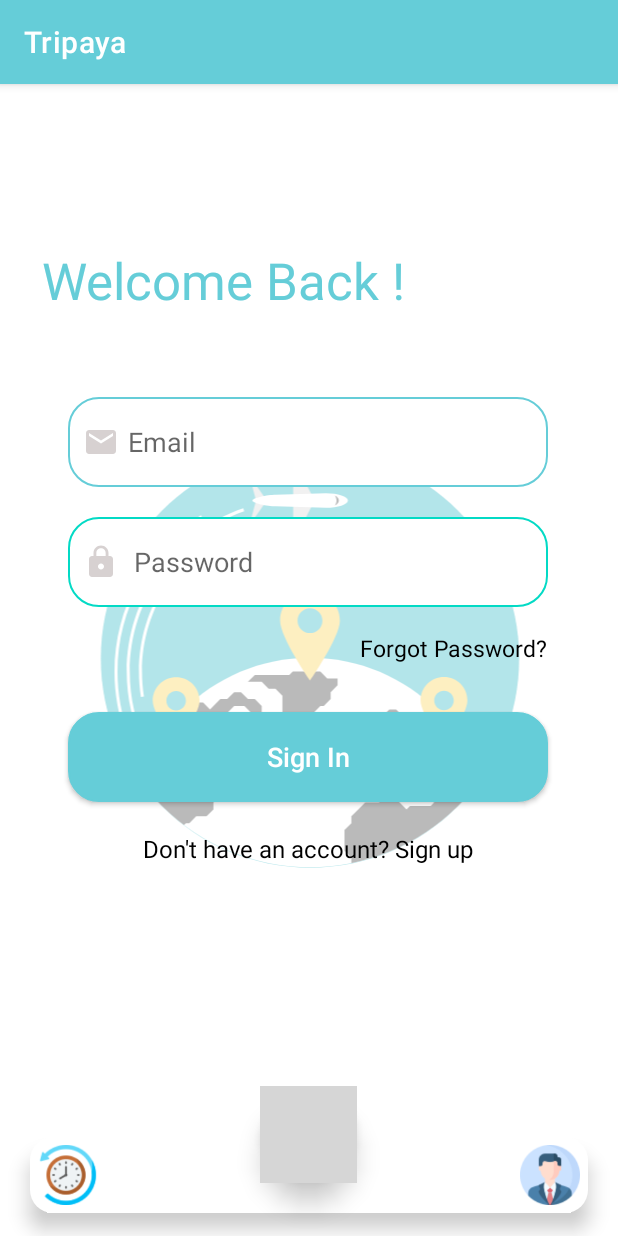
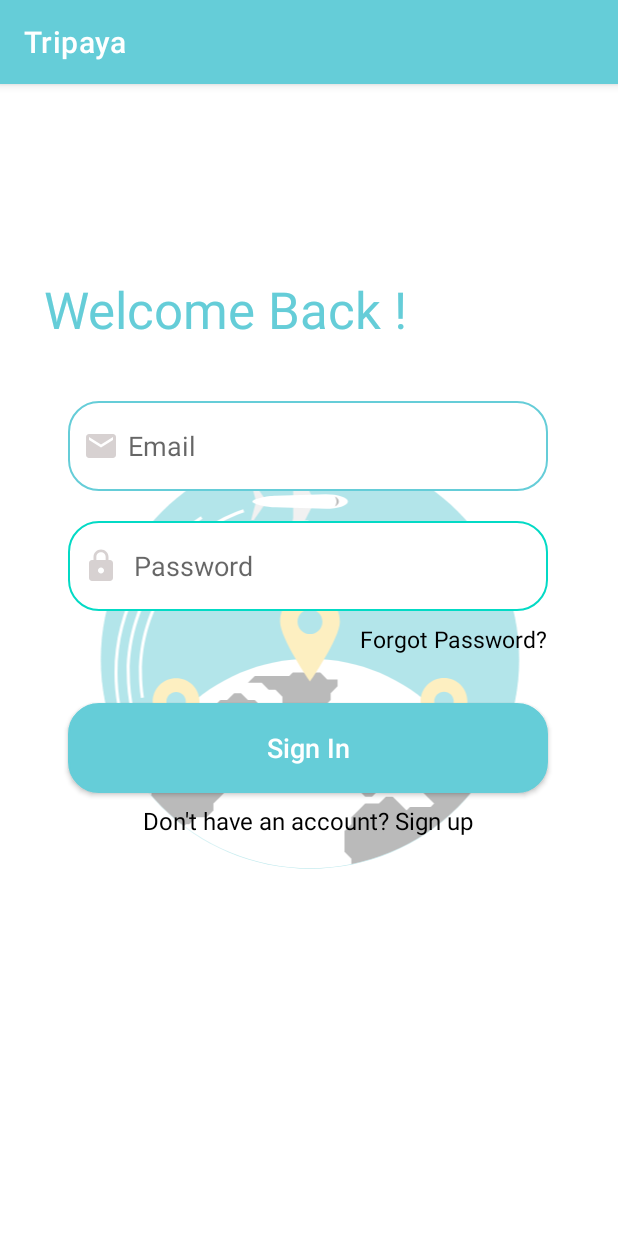
Before and after one commit to ebrahimalagamy/Tripaya, an Android app: the screen it shows after launch once a user with an empty profile is signed in (MainActivity before the commit, LoginActivity after it), on a phone screen of 412 x 824 dp. Run offline under Robolectric (Android 15) with nearby library versions, the phone set to English and light mode, and no system bars; our stand-ins replace Firebase (no records; nobody signed in at launch, a user with empty details on screens opened directly); grey boxes are pictures that could not be loaded.

Commit message:
Fixed navigation issue

```diff
--- a/app/src/main/java/com/example/tripaya/activities/Splash.java
+++ b/app/src/main/java/com/example/tripaya/activities/Splash.java
@@ -9,6 +9,7 @@ import android.view.WindowManager;
 
 import com.example.tripaya.MainActivity;
 import com.example.tripaya.R;
+import com.example.tripaya.viewmodel.LoginActivity;
 
 public class Splash extends AppCompatActivity {
 
@@ -21,7 +22,7 @@ public class Splash extends AppCompatActivity {
         new Handler().postDelayed(new Runnable(){
           @Override
             public void run(){
-              Intent intent=new Intent(Splash.this, MainActivity.class);
+              Intent intent=new Intent(Splash.this, LoginActivity.class);
               startActivity(intent);
               finish();
           }
--- /dev/null
+++ b/app/src/main/java/com/example/tripaya/viewmodel/LoginActivity.java
@@ -0,0 +1,16 @@
+package com.example.tripaya.viewmodel;
+
+import androidx.appcompat.app.AppCompatActivity;
+
+import android.os.Bundle;
+
+import com.example.tripaya.R;
+
+public class LoginActivity extends AppCompatActivity {
+
+    @Override
+    protected void onCreate(Bundle savedInstanceState) {
+        super.onCreate(savedInstanceState);
+        setContentView(R.layout.activity_login);
+    }
+}
--- /dev/null
+++ b/app/src/main/res/layout/activity_login.xml
@@ -0,0 +1,21 @@
+<?xml version="1.0" encoding="utf-8"?>
+<androidx.constraintlayout.widget.ConstraintLayout xmlns:android="http://schemas.android.com/apk/res/android"
+    xmlns:app="http://schemas.android.com/apk/res-auto"
+    xmlns:tools="http://schemas.android.com/tools"
+    android:layout_width="match_parent"
+    android:layout_height="match_parent"
+    tools:context=".viewmodel.LoginActivity">
+
+
+    <androidx.fragment.app.FragmentContainerView
+        android:id="@+id/fragmentContainerView"
+        android:name="androidx.navigation.fragment.NavHostFragment"
+        android:layout_width="409dp"
+        android:layout_height="729dp"
+        app:defaultNavHost="true"
+        app:layout_constraintBottom_toBottomOf="parent"
+        app:layout_constraintEnd_toEndOf="parent"
+        app:layout_constraintStart_toStartOf="parent"
+        app:layout_constraintTop_toTopOf="parent"
+        app:navGraph="@navigation/my_nav" />
+</androidx.constraintlayout.widget.ConstraintLayout>
--- a/app/src/main/res/layout/fragment_login.xml
+++ b/app/src/main/res/layout/fragment_login.xml
@@ -36,22 +36,20 @@
         app:layout_constraintVertical_bias="0.497" />
 
 
-
     <EditText
         android:id="@+id/emailResetId"
         android:layout_width="320dp"
         android:layout_height="60dp"
+        android:layout_marginTop="192dp"
         android:background="@drawable/edit_round"
         android:drawableLeft="@drawable/ic_baseline_email_24"
         android:drawablePadding="6dp"
         android:hint="@string/user_email"
         android:paddingLeft="10dp"
-        app:layout_constraintBottom_toBottomOf="parent"
         app:layout_constraintEnd_toEndOf="parent"
-        app:layout_constraintHorizontal_bias="0.495"
+        app:layout_constraintHorizontal_bias="0.494"
         app:layout_constraintStart_toStartOf="parent"
-        app:layout_constraintTop_toTopOf="parent"
-        app:layout_constraintVertical_bias="0.295" />
+        app:layout_constraintTop_toTopOf="parent" />
 
     <EditText
         android:id="@+id/passwordId"
@@ -74,28 +72,25 @@
         android:id="@+id/resetPwId"
         android:layout_width="320dp"
         android:layout_height="60dp"
-        android:layout_marginBottom="220dp"
+        android:layout_marginTop="32dp"
         android:background="@drawable/button_round"
         android:text="@string/main_log"
         android:textAllCaps="false"
         android:textColor="@color/white"
         android:textSize="18sp"
-        app:layout_constraintBottom_toBottomOf="parent"
         app:layout_constraintEnd_toEndOf="parent"
         app:layout_constraintHorizontal_bias="0.495"
         app:layout_constraintStart_toStartOf="parent"
-        app:layout_constraintTop_toBottomOf="@+id/passwordId" />
+        app:layout_constraintTop_toBottomOf="@+id/forgotPassId" />
 
     <TextView
         android:id="@+id/forgotPassId"
         android:layout_width="wrap_content"
         android:layout_height="wrap_content"
         android:layout_marginTop="8dp"
-        android:layout_marginBottom="24dp"
         android:text="@string/for_pw"
         android:textColor="@color/black"
         android:textSize="15sp"
-        app:layout_constraintBottom_toTopOf="@+id/resetPwId"
         app:layout_constraintEnd_toEndOf="@+id/passwordId"
         app:layout_constraintTop_toBottomOf="@+id/passwordId" />
 
@@ -103,10 +98,11 @@
         android:id="@+id/tvSignUpId"
         android:layout_width="wrap_content"
         android:layout_height="wrap_content"
-        android:layout_marginTop="20dp"
+        android:layout_marginBottom="240dp"
         android:text="@string/tvSignUp"
         android:textColor="@color/black"
         android:textSize="16sp"
+        app:layout_constraintBottom_toBottomOf="parent"
         app:layout_constraintEnd_toEndOf="@+id/resetPwId"
         app:layout_constraintStart_toStartOf="@+id/resetPwId"
         app:layout_constraintTop_toBottomOf="@+id/resetPwId" />
--- /dev/null
+++ b/app/src/main/res/navigation/my_nav.xml
@@ -0,0 +1,38 @@
+<?xml version="1.0" encoding="utf-8"?>
+<navigation xmlns:android="http://schemas.android.com/apk/res/android"
+    xmlns:app="http://schemas.android.com/apk/res-auto"
+    xmlns:tools="http://schemas.android.com/tools"
+    android:id="@+id/my_nav"
+    app:startDestination="@id/login">
+
+    <fragment
+        android:id="@+id/forgotPassword"
+        android:name="com.example.tripaya.Authentication.ForgotPassword"
+        android:label="fragment_forgot_password"
+        tools:layout="@layout/fragment_forgot_password" >
+        <action
+            android:id="@+id/forgotPassword_to_login"
+            app:destination="@id/login" />
+    </fragment>
+    <fragment
+        android:id="@+id/login"
+        android:name="com.example.tripaya.Authentication.Login"
+        android:label="fragment_login"
+        tools:layout="@layout/fragment_login" >
+        <action
+            android:id="@+id/login_to_register"
+            app:destination="@id/register" />
+        <action
+            android:id="@+id/login_to_forgotPassword"
+            app:destination="@id/forgotPassword" />
+    </fragment>
+    <fragment
+        android:id="@+id/register"
+        android:name="com.example.tripaya.Authentication.Register"
+        android:label="fragment_register"
+        tools:layout="@layout/fragment_register" >
+        <action
+            android:id="@+id/register_to_login"
+            app:destination="@id/login" />
+    </fragment>
+</navigation>
--- a/app/src/main/res/navigation/nag_graph.xml
+++ b/app/src/main/res/navigation/nag_graph.xml
@@ -3,7 +3,7 @@
     xmlns:app="http://schemas.android.com/apk/res-auto"
     xmlns:tools="http://schemas.android.com/tools"
     android:id="@+id/nag_graph"
-    app:startDestination="@id/login">
+    app:startDestination="@id/upcomingFragment">
 
     <fragment
         android:id="@+id/upcomingFragment"
@@ -30,37 +30,4 @@
         android:label="fragment_add_trip"
         tools:layout="@layout/fragment_add_trip" />
 
-    <fragment
-        android:id="@+id/login"
-        android:name="com.example.tripaya.Authentication.Login"
-        android:label="fragment_login"
-        tools:layout="@layout/fragment_login" >
-        <action
-            android:id="@+id/login_to_register"
-            app:destination="@id/register" />
-        <action
-            android:id="@+id/login_to_forgotPassword"
-            app:destination="@id/forgotPassword" />
-        <action
-            android:id="@+id/login_to_upcomingFragment"
-            app:destination="@id/upcomingFragment" />
-    </fragment>
-    <fragment
-        android:id="@+id/register"
-        android:name="com.example.tripaya.Authentication.Register"
-        android:label="fragment_register"
-        tools:layout="@layout/fragment_register" >
-        <action
-            android:id="@+id/register_to_login"
-            app:destination="@id/login" />
-    </fragment>
-    <fragment
-        android:id="@+id/forgotPassword"
-        android:name="com.example.tripaya.Authentication.ForgotPassword"
-        android:label="fragment_forgot_password"
-        tools:layout="@layout/fragment_forgot_password" >
-        <action
-            android:id="@+id/forgotPassword_to_login"
-            app:destination="@id/login" />
-    </fragment>
 </navigation>
--- a/app/src/main/res/values/colors.xml
+++ b/app/src/main/res/values/colors.xml
@@ -10,5 +10,6 @@
     <color name="white">#FFFFFFFF</color>
     <color name="general_color">#65CDD8</color>
     <color name="blue">#65CDD8</color>
+    <color name="green">#7FECA8</color>
 
 </resources>
```
Also changed, not shown: app/src/main/AndroidManifest.xml (+11 -7 lines), app/src/main/java/com/example/tripaya/Authentication/Login.java (+33 -30 lines), app/src/main/res/layout/item_trip.xml (+34 -14 lines), app/src/main/res/drawable/map_marker.png (added).
